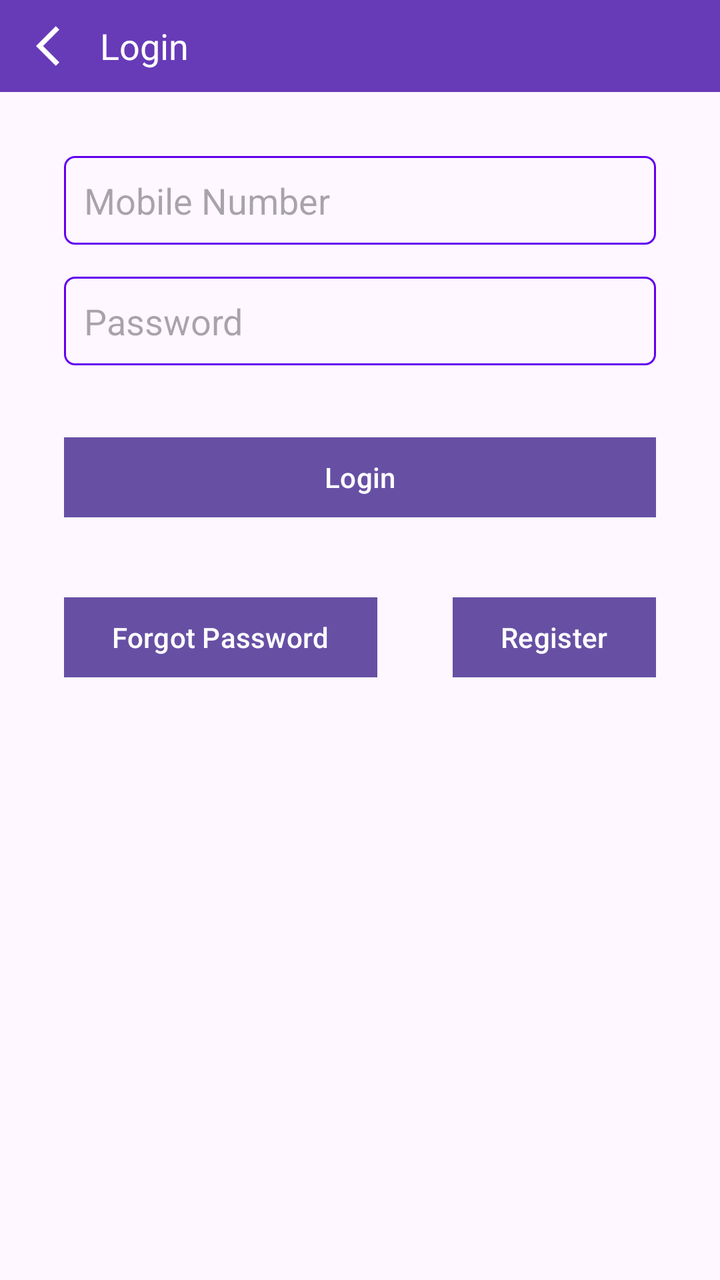
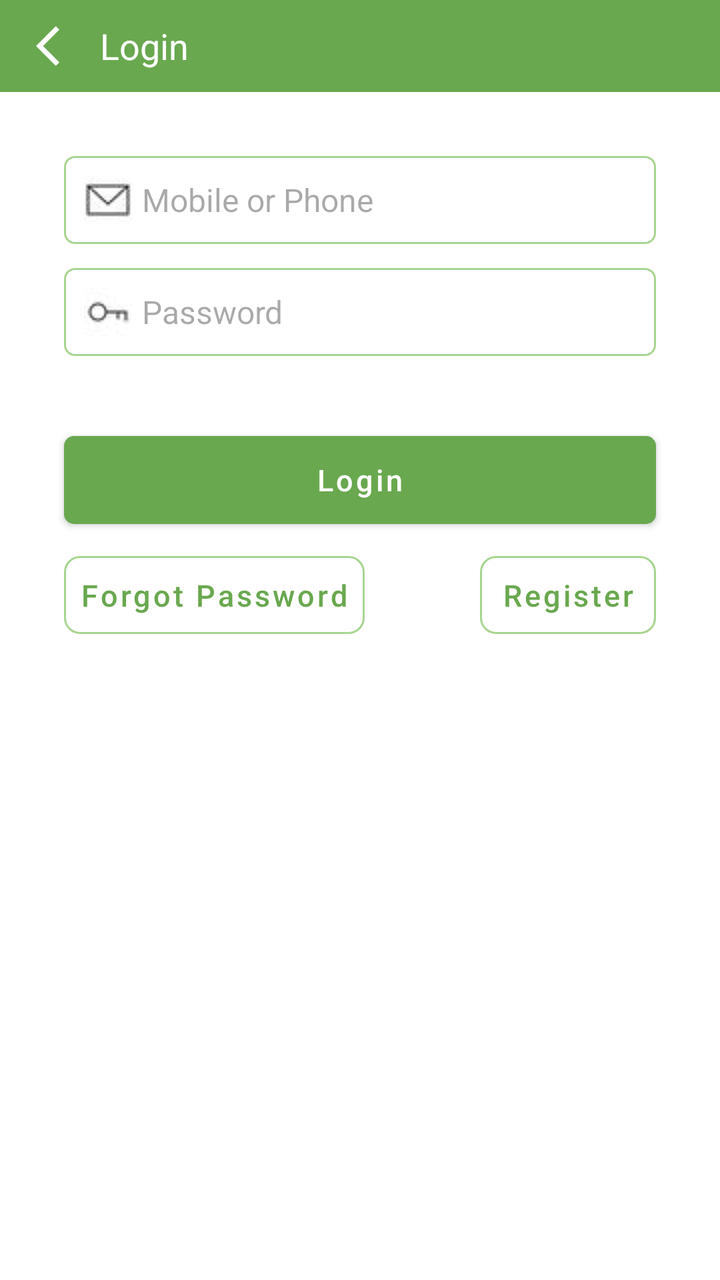

An Android layout rendered at two revisions. The XML below is the earlier revision; the diff shows what the commit changed to produce the second picture.
<!-- AndroidManifest.xml: application theme Theme.VictoryGame -->
<!-- res/layout/fragment_login.xml -->
<?xml version="1.0" encoding="utf-8"?>
<androidx.constraintlayout.widget.ConstraintLayout xmlns:android="http://schemas.android.com/apk/res/android"
    xmlns:app="http://schemas.android.com/apk/res-auto"
    xmlns:tools="http://schemas.android.com/tools"
    android:layout_width="match_parent"
    android:layout_height="match_parent"
    tools:context=".fragments.Login">

    <TextView
        android:id="@+id/textView3"
        android:layout_width="0dp"
        android:layout_height="46dp"
        android:background="#673AB7"
        android:gravity="center_vertical"
        android:paddingStart="50dp"
        android:text="Login"
        android:textColor="@color/white"
        android:textSize="18sp"
        app:layout_constraintEnd_toEndOf="parent"
        app:layout_constraintStart_toStartOf="parent"
        app:layout_constraintTop_toTopOf="parent" />

    <ImageButton
        android:id="@+id/back_login"
        android:layout_width="wrap_content"
        android:layout_height="0dp"
        android:background="@android:color/transparent"
        android:padding="10dp"
        android:paddingStart="18dp"
        android:paddingEnd="8dp"
        android:src="@drawable/baseline_arrow_back_ios_24"
        app:layout_constraintBottom_toBottomOf="@+id/textView3"
        app:layout_constraintStart_toStartOf="parent"
        app:layout_constraintTop_toTopOf="@+id/textView3" />

    <EditText
        android:id="@+id/login_phone"
        android:layout_width="0dp"
        android:layout_height="wrap_content"
        android:layout_marginStart="32dp"
        android:layout_marginTop="32dp"
        android:layout_marginEnd="32dp"
        android:background="@drawable/bg_square_box"
        android:ems="10"
        android:hint="Mobile Number"
        android:inputType="phone"
        android:padding="10dp"
        app:layout_constraintEnd_toEndOf="parent"
        app:layout_constraintStart_toStartOf="parent"
        app:layout_constraintTop_toBottomOf="@+id/textView3" />

    <EditText
        android:id="@+id/login_password"
        android:layout_width="0dp"
        android:layout_height="wrap_content"
        android:layout_marginStart="32dp"
        android:layout_marginTop="16dp"
        android:layout_marginEnd="32dp"
        android:background="@drawable/bg_square_box"
        android:ems="10"
        android:hint="Password"
        android:inputType="textPassword"
        android:padding="10dp"
        app:layout_constraintEnd_toEndOf="parent"
        app:layout_constraintStart_toStartOf="parent"
        app:layout_constraintTop_toBottomOf="@+id/login_phone" />

    <Button
        android:id="@+id/goto_register"
        android:layout_width="wrap_content"
        android:layout_height="wrap_content"
        android:layout_marginTop="32dp"
        android:text="Register"
        app:cornerRadius="0dp"
        app:layout_constraintEnd_toEndOf="@+id/login_btn"
        app:layout_constraintTop_toBottomOf="@+id/login_btn" />

    <Button
        android:id="@+id/goto_forget"
        android:layout_width="0dp"
        android:layout_height="wrap_content"
        android:gravity="start|center_vertical"
        android:text="Forgot Password"
        app:cornerRadius="0dp"
        app:layout_constraintStart_toStartOf="@+id/login_btn"
        app:layout_constraintTop_toTopOf="@+id/goto_register" />

    <Button
        android:id="@+id/login_btn"
        android:layout_width="0dp"
        android:layout_height="wrap_content"
        android:layout_marginStart="32dp"
        android:layout_marginTop="32dp"
        android:layout_marginEnd="32dp"
        android:text="Login"
        app:cornerRadius="0dp"
        app:layout_constraintEnd_toEndOf="parent"
        app:layout_constraintStart_toStartOf="parent"
        app:layout_constraintTop_toBottomOf="@+id/login_password" />
</androidx.constraintlayout.widget.ConstraintLayout>
<!-- resources referenced by this layout -->
<resources>
  <color name="white">#FFFFFFFF</color>
  <!-- drawable baseline_arrow_back_ios_24 (drawable) -->
  <vector android:autoMirrored="true" android:height="24dp"
      android:tint="#FFFFFF" android:viewportHeight="24"
      android:viewportWidth="24" android:width="24dp" xmlns:android="http://schemas.android.com/apk/res/android">
      <path android:fillColor="@android:color/white" android:pathData="M11.67,3.87L9.9,2.1 0,12l9.9,9.9 1.77,-1.77L3.54,12z"/>
  </vector>
  <!-- drawable bg_square_box (drawable) -->
  <?xml version="1.0" encoding="utf-8"?>
  <shape android:shape="rectangle" xmlns:android="http://schemas.android.com/apk/res/android">
  <stroke android:color="@color/design_default_color_primary" android:width="1dp"/>
      <corners android:radius="5dp"/>
  </shape>
  <style name="Theme.VictoryGame" parent="Base.Theme.VictoryGame" />
  <style name="Base.Theme.VictoryGame" parent="Theme.Material3.DayNight.NoActionBar">
          
          
      </style>
</resources>

<!-- the commit's change to res/layout/fragment_login.xml (unified diff, before → after) -->
@@ -8,15 +8,10 @@
 
     <TextView
         android:id="@+id/textView3"
-        android:layout_width="0dp"
-        android:layout_height="46dp"
-        android:background="#673AB7"
-        android:gravity="center_vertical"
-        android:paddingStart="50dp"
+        style="@style/ToolBarStyle"
         android:text="Login"
-        android:textColor="@color/white"
-        android:textSize="18sp"
         app:layout_constraintEnd_toEndOf="parent"
+        app:layout_constraintHorizontal_bias="0.0"
         app:layout_constraintStart_toStartOf="parent"
         app:layout_constraintTop_toTopOf="parent" />
 
@@ -35,66 +30,66 @@
 
     <EditText
         android:id="@+id/login_phone"
+        style="@style/EditTextStyle"
         android:layout_width="0dp"
         android:layout_height="wrap_content"
         android:layout_marginStart="32dp"
         android:layout_marginTop="32dp"
         android:layout_marginEnd="32dp"
-        android:background="@drawable/bg_square_box"
-        android:ems="10"
-        android:hint="Mobile Number"
-        android:inputType="phone"
-        android:padding="10dp"
+        android:drawableStart="@drawable/mail"
+        android:hint="Mobile or Phone"
+        android:inputType="text|textNoSuggestions"
         app:layout_constraintEnd_toEndOf="parent"
         app:layout_constraintStart_toStartOf="parent"
         app:layout_constraintTop_toBottomOf="@+id/textView3" />
 
     <EditText
         android:id="@+id/login_password"
+        style="@style/EditTextStyle"
         android:layout_width="0dp"
         android:layout_height="wrap_content"
         android:layout_marginStart="32dp"
-        android:layout_marginTop="16dp"
+        android:layout_marginTop="12dp"
         android:layout_marginEnd="32dp"
-        android:background="@drawable/bg_square_box"
-        android:ems="10"
+        android:drawableStart="@drawable/password"
         android:hint="Password"
         android:inputType="textPassword"
-        android:padding="10dp"
         app:layout_constraintEnd_toEndOf="parent"
+        app:layout_constraintHorizontal_bias="0.0"
         app:layout_constraintStart_toStartOf="parent"
         app:layout_constraintTop_toBottomOf="@+id/login_phone" />
 
     <Button
         android:id="@+id/goto_register"
+        style="@style/StrokeButtonStyle"
         android:layout_width="wrap_content"
-        android:layout_height="wrap_content"
-        android:layout_marginTop="32dp"
+        android:layout_marginEnd="32dp"
         android:text="Register"
-        app:cornerRadius="0dp"
-        app:layout_constraintEnd_toEndOf="@+id/login_btn"
+        app:cornerRadius="8dp"
+        app:layout_constraintEnd_toEndOf="parent"
         app:layout_constraintTop_toBottomOf="@+id/login_btn" />
 
     <Button
         android:id="@+id/goto_forget"
-        android:layout_width="0dp"
-        android:layout_height="wrap_content"
+        style="@style/StrokeButtonStyle"
+        android:layout_width="wrap_content"
+        android:layout_marginStart="32dp"
         android:gravity="start|center_vertical"
         android:text="Forgot Password"
-        app:cornerRadius="0dp"
-        app:layout_constraintStart_toStartOf="@+id/login_btn"
+        app:cornerRadius="8dp"
+        app:layout_constraintStart_toStartOf="parent"
         app:layout_constraintTop_toTopOf="@+id/goto_register" />
 
     <Button
         android:id="@+id/login_btn"
+        style="@style/FillButtonStyle"
         android:layout_width="0dp"
-        android:layout_height="wrap_content"
         android:layout_marginStart="32dp"
         android:layout_marginTop="32dp"
         android:layout_marginEnd="32dp"
         android:text="Login"
-        app:cornerRadius="0dp"
         app:layout_constraintEnd_toEndOf="parent"
         app:layout_constraintStart_toStartOf="parent"
         app:layout_constraintTop_toBottomOf="@+id/login_password" />
+
 </androidx.constraintlayout.widget.ConstraintLayout>
<!-- resource entries referenced after the edit -->
@@ -1,22 +1,75 @@
 <!-- resources referenced by this layout -->
 <resources>
-  <color name="white">#FFFFFFFF</color>
   <!-- drawable baseline_arrow_back_ios_24 (drawable) -->
   <vector android:autoMirrored="true" android:height="24dp"
-      android:tint="#FFFFFF" android:viewportHeight="24"
+      android:tint="@color/light_text" android:viewportHeight="24"
       android:viewportWidth="24" android:width="24dp" xmlns:android="http://schemas.android.com/apk/res/android">
-      <path android:fillColor="@android:color/white" android:pathData="M11.67,3.87L9.9,2.1 0,12l9.9,9.9 1.77,-1.77L3.54,12z"/>
+      <path android:fillColor="@color/dark_text" android:pathData="M11.67,3.87L9.9,2.1 0,12l9.9,9.9 1.77,-1.77L3.54,12z"/>
   </vector>
+  <!-- drawable mail: jpg bitmap (drawable, 419 bytes) -->
+  <!-- drawable password: jpg bitmap (drawable, 353 bytes) -->
+  <style name="EditTextStyle" parent="@style/Widget.AppCompat.TextView">
+          <item name="android:background">@drawable/bg_square_box</item>
+          <item name="android:textSize">16sp</item>
+          <item name="android:padding">10dp</item>
+          <item name="android:inputType">text</item>
+          <item name="android:drawablePadding">5dp</item>
+      </style>
+  <style name="FillButtonStyle" parent="@style/Widget.MaterialComponents.Button">
+          <item name="cornerRadius">5dp</item>
+          <item name="android:textAllCaps">false</item>
+          <item name="android:textSize">15sp</item>
+          <item name="android:insetTop">8dp</item>
+          <item name="android:insetBottom">8dp</item>
+          <item name="android:layout_height">60dp</item>
+      </style>
+  <style name="StrokeButtonStyle" parent="@style/Widget.MaterialComponents.Button.TextButton">
+          <item name="cornerRadius">5dp</item>
+          <item name="android:textAllCaps">false</item>
+          <item name="strokeColor">@color/green_accent</item>
+          <item name="strokeWidth">1dp</item>
+          <item name="android:textSize">15sp</item>
+          <item name="android:insetTop">8dp</item>
+          <item name="android:insetBottom">8dp</item>
+          <item name="android:layout_height">55dp</item>
+  
+      </style>
+  <style name="ToolBarStyle" parent="@style/Widget.AppCompat.TextView">
+          <item name="android:layout_width">0dp</item>
+          <item name="android:layout_height">46dp</item>
+          <item name="android:background">?attr/colorPrimary</item>
+          <item name="android:textColor">?attr/colorOnPrimary</item>
+          <item name="android:gravity">center_vertical</item>
+          <item name="android:paddingStart">50dp</item>
+          <item name="android:textSize">18sp</item>
+      </style>
   <!-- drawable bg_square_box (drawable) -->
   <?xml version="1.0" encoding="utf-8"?>
   <shape android:shape="rectangle" xmlns:android="http://schemas.android.com/apk/res/android">
-  <stroke android:color="@color/design_default_color_primary" android:width="1dp"/>
+  <stroke android:color="@color/green_accent" android:width="1dp"/>
       <corners android:radius="5dp"/>
   </shape>
+  <color name="green_accent">#A7D58F</color>
   <style name="Theme.VictoryGame" parent="Base.Theme.VictoryGame" />
+  <color name="light_text">#FFFFFF</color>
+  <color name="dark_text">#000000</color>
   <style name="Base.Theme.VictoryGame" parent="Theme.Material3.DayNight.NoActionBar">
           
-          
+          <item name="colorPrimary">@color/green_primary</item>
+          <item name="colorPrimaryDark">@color/green_primary_dark</item>
+          <item name="colorAccent">@color/green_accent</item>
+          <item name="colorOnPrimary">@color/light_text</item>
+          <item name="android:windowBackground">@color/light_background</item>
+          <item name="android:textColorPrimary">@color/dark_text</item>
+          <item name="android:textColorSecondary">@color/light_text_secondary</item>
+          <item name="colorContainer">@color/light_bg</item>
+  
+  
       </style>
+  <color name="green_primary">#69A84F</color>
+  <color name="green_primary_dark">#4D7F42</color>
+  <color name="light_background">#FFFFFF</color>
+  <color name="light_text_secondary">#666666</color>
+  <color name="light_bg">#F4F4F4</color>
 </resources>
 
